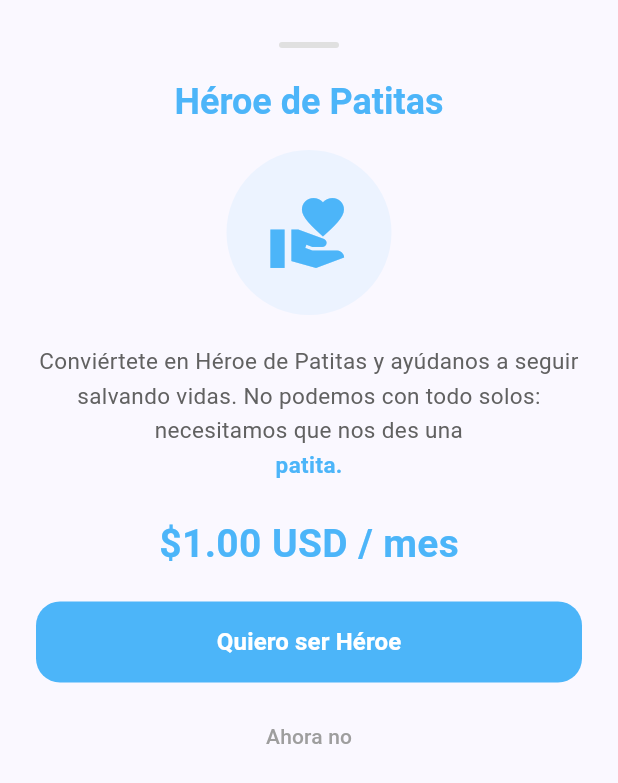
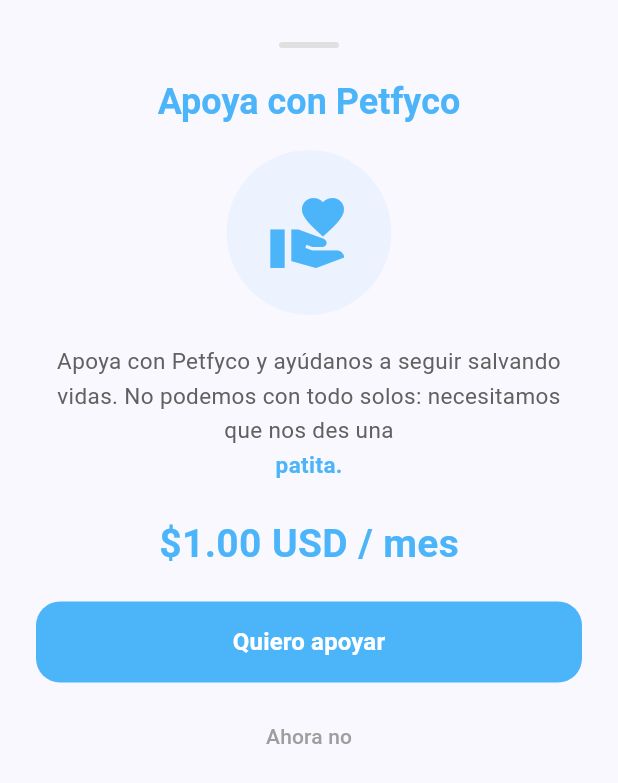
Before and after one commit to clouxx/PetfyCo, a Flutter app: the HeroeDePatitasModal widget shown alone on an empty page, opened directly with empty values, on a phone screen of 412 x 824 dp. Shown: the top 783 px of the screen. Run offline on Flutter 3.47's test engine with Material 3 defaults, Android fonts, the phone set to English and light mode, and no system bars; our stand-ins replace carousel_slider, flutter_map, flutter_riverpod, geolocator, go_router, image_picker and 2 more; accounts and stored records are empty.

Commit message:
chore: rename "Héroe de Patitas" to "Apoya con Petfyco"
Replace all user-facing occurrences of the phrase across modal, home promo slide, and drawer tile.

```diff
--- a/lib/pages/home_page.dart
+++ b/lib/pages/home_page.dart
@@ -405,12 +405,12 @@
                     ),
                     bg: AppColors.purple.withOpacity(0.06),
                   ),
-                  // Slide 3 — Héroe de Patitas
+                  // Slide 3 — Apoya con Petfyco
                   _buildPromoSlide(
                     child: Column(
                       mainAxisAlignment: MainAxisAlignment.center,
                       children: const [
-                        Text('💜 Héroe de Patitas', style: TextStyle(fontWeight: FontWeight.bold, fontSize: 16, color: AppColors.purple)),
+                        Text('💜 Apoya con Petfyco', style: TextStyle(fontWeight: FontWeight.bold, fontSize: 16, color: AppColors.purple)),
                         SizedBox(height: 6),
                         Text('Apoya la causa por solo \$1 / mes', style: TextStyle(fontSize: 13, color: Colors.grey)),
                       ],
--- a/lib/pages/main_scaffold.dart
+++ b/lib/pages/main_scaffold.dart
@@ -101,11 +101,11 @@
                 const SizedBox(height: 8),
               ],
 
-              // --- Héroe de Patitas (siempre visible)
+              // --- Apoya con Petfyco (siempre visible)
               _ModalTile(
                 color: AppColors.pink,
                 icon: Icons.volunteer_activism,
-                title: 'Héroe de Patitas ❤️',
+                title: 'Apoya con Petfyco ❤️',
                 subtitle: 'Apoya la causa por solo \$1/mes',
                 onTap: () { Navigator.pop(context); HeroeDePatitasModal.show(context); },
               ),
--- a/lib/widgets/heroe_de_patitas_modal.dart
+++ b/lib/widgets/heroe_de_patitas_modal.dart
@@ -2,7 +2,7 @@
 import 'package:supabase_flutter/supabase_flutter.dart';
 import '../theme/app_theme.dart';
 
-/// Shows the "Héroe de Patitas" donation modal.
+/// Shows the "Apoya con Petfyco" donation modal.
 /// Call [HeroeDePatitasModal.show(context)] to display it.
 class HeroeDePatitasModal extends StatelessWidget {
   const HeroeDePatitasModal({super.key, required this.recentPets});
@@ -46,7 +46,7 @@
 
             // Title
             Text(
-              'Héroe de Patitas',
+              'Apoya con Petfyco',
               style: Theme.of(context).textTheme.headlineSmall?.copyWith(
                 color: AppColors.purple,
                 fontWeight: FontWeight.bold,
@@ -67,7 +67,7 @@
 
             // Description
             Text(
-              'Conviértete en Héroe de Patitas y ayúdanos a seguir salvando vidas. No podemos con todo solos: necesitamos que nos des una ',
+              'Apoya con Petfyco y ayúdanos a seguir salvando vidas. No podemos con todo solos: necesitamos que nos des una ',
               textAlign: TextAlign.center,
               style: TextStyle(fontSize: 15, color: Colors.grey.shade700, height: 1.5),
             ),
@@ -149,7 +149,7 @@
                 onPressed: () {
                   Navigator.pop(context);
                   ScaffoldMessenger.of(context).showSnackBar(
-                    const SnackBar(content: Text('¡Gracias por ser un Héroe de Patitas! 💜')),
+                    const SnackBar(content: Text('¡Gracias por apoyar con Petfyco! 💜')),
                   );
                 },
                 style: ElevatedButton.styleFrom(
@@ -159,7 +159,7 @@
                   shape: RoundedRectangleBorder(borderRadius: BorderRadius.circular(16)),
                   elevation: 0,
                 ),
-                child: const Text('Quiero ser Héroe', style: TextStyle(fontSize: 16, fontWeight: FontWeight.bold)),
+                child: const Text('Quiero apoyar', style: TextStyle(fontSize: 16, fontWeight: FontWeight.bold)),
               ),
             ),
             const SizedBox(height: 12),
```
